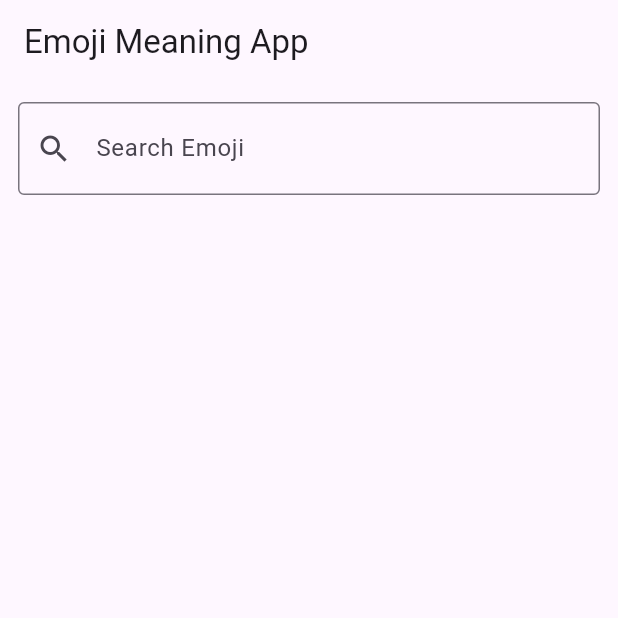
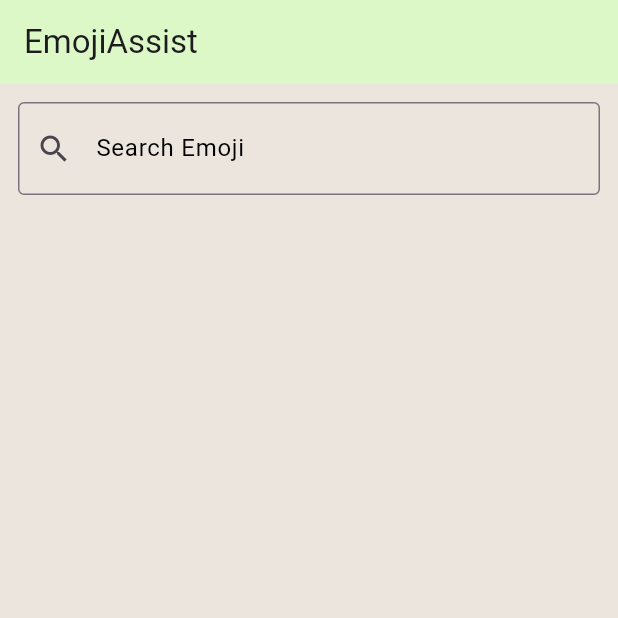
Before and after one commit to HelloZebra1133/emoji, a Flutter app: the screen it shows after launch, on a phone screen of 412 x 824 dp, the top half of it. Run offline on Flutter 3.47's test engine with Material 3 defaults, Android fonts, the phone set to English and light mode, and no system bars; our stand-ins replace video_player; project files that could hold a hidden picture were left out.

Commit message:
Commit 5

```diff
--- a/lib/emoji_list.dart
+++ /dev/null
@@ -1,535 +0,0 @@
-// emoji_list.dart
-final List<Map<String, String>> emojiList = [
-  {
-    'emoji': '😍',
-    'name': 'love',
-    'meaning': 'absolutely love',
-    'category': 'emotion faces',
-    'mood': 'love'
-  },
-  {
-    'emoji': '😊',
-    'name': 'smiling face',
-    'meaning': 'feeling happy',
-    'category': 'emotion faces',
-    'mood': 'happiness'
-  },
-  {
-    'emoji': '😂',
-    'name': 'laughing',
-    'meaning': 'laughing hard',
-    'category': 'emotion faces',
-    'mood': 'funny'
-  },
-  {
-    'emoji': '😎',
-    'name': 'sunglasses face',
-    'meaning': 'feeling cool and confident',
-    'category': 'emotion faces',
-    'mood': 'confidence'
-  },
-  {
-    'emoji': '🎊',
-    'name': 'confetti',
-    'meaning': 'celebrating something',
-    'category': 'celebration',
-    'mood': 'happiness'
-  },
-  {
-    'emoji': '🙂',
-    'name': 'slightly smiling face',
-    'meaning': 'feeling slightly happy',
-    'category': 'emotion faces',
-    'mood': 'happiness'
-  },
-  {
-    'emoji': '😄',
-    'name': 'big smile',
-    'meaning': 'feeling very happy',
-    'category': 'emotion faces',
-    'mood': 'happiness'
-  },
-  {
-    'emoji': '😅',
-    'name': 'laughing with sweat',
-    'meaning': 'laughing so hard I\'m sweating',
-  'category': 'emotion faces',
-    'mood': 'funny'
-  },
-  {
-    'emoji': '🤣',
-    'name': 'rolling on the floor laughing',
-    'meaning': 'laughing uncontrollably',
-    'category': 'emotion faces',
-    'mood': 'funny'
-  },
-  {
-    'emoji': '😉',
-    'name': 'winking face',
-    'meaning': 'being playful or mischievous',
-    'category': 'emotion faces',
-    'mood': 'playful'
-  },
-  {
-    'emoji': '😇',
-    'name': 'smiling face with halo',
-    'meaning': 'feeling innocent',
-    'category': 'emotion faces',
-    'mood': 'happiness'
-  },
-  {
-    'emoji': '😮',
-    'name': 'open mouth',
-    'meaning': 'feeling surprised or shocked',
-    'category': 'emotion faces',
-    'mood': 'surprise'
-  },
-  {
-    'emoji': '😲',
-    'name': 'astonished',
-    'meaning': 'feeling very surprised or shocked',
-    'category': 'emotion faces',
-    'mood': 'surprise'
-  },
-  {
-    'emoji': '😳',
-    'name': 'dismayed',
-    'meaning': 'feeling embarrassed or ashamed',
-    'category': 'emotion faces',
-    'mood': 'embarrassment'
-  },
-  {
-    'emoji': '🥺',
-    'name': 'pleading face',
-    'meaning': 'feeling sad or begging for something',
-    'category': 'emotion faces',
-    'mood': 'sadness'
-  },
-  {
-    'emoji': '😢',
-    'name': 'crying face',
-    'meaning': 'feeling very sad',
-    'category': 'emotion faces',
-    'mood': 'sadness'
-  },
-  {
-    'emoji': '😭',
-    'name': 'loudly crying face',
-    'meaning': 'feeling extremely sad',
-    'category': 'emotion faces',
-    'mood': 'sadness'
-  },
-  {
-    'emoji': '😥',
-    'name': 'disappointed face',
-    'meaning': 'feeling disappointed or upset',
-    'category': 'emotion faces',
-    'mood': 'disappointment'
-  },
-  {
-    'emoji': '😓',
-    'name': 'disappointed face with sweat',
-    'meaning': 'feeling disappointed and stressed',
-    'category': 'emotion faces',
-    'mood': 'disappointment'
-  },
-  {
-    'emoji': '😖',
-    'name': 'confounded face',
-    'meaning': 'feeling confused or upset',
-    'category': 'emotion faces',
-    'mood': 'confusion'
-  },
-  {
-    'emoji': '😠',
-    'name': 'angry face',
-    'meaning': 'feeling angry or mad',
-    'category': 'emotion faces',
-    'mood': 'anger'
-  },
-  {
-    'emoji': '😡',
-    'name': 'pouting face',
-    'meaning': 'feeling angry or annoyed',
-    'category': 'emotion faces',
-    'mood': 'anger'
-  },
-  {
-    'emoji': '🤬',
-    'name': 'face with symbols over mouth',
-    'meaning': 'feeling extremely angry',
-    'category': 'emotion faces',
-    'mood': 'anger'
-  },
-  {
-    'emoji': '🤯',
-    'name': 'face exploding',
-    'meaning': 'feeling overwhelmed or stressed',
-    'category': 'emotion faces',
-    'mood': 'surprise'
-  },
-  {
-    'emoji': '😵',
-    'name': 'dead face',
-    'meaning': 'faint or dead',
-    'category': 'emotion faces',
-    'mood': 'sickness'
-  },
-  {
-    'emoji': '🥴',
-    'name': 'face with crossed-out eyes',
-    'meaning': 'feeling dizzy or weird',
-    'category': 'emotion faces',
-    'mood': 'dizziness'
-  },
-  {
-    'emoji': '🤢',
-    'name': 'nauseated face',
-    'meaning': 'feeling nauseous or sick',
-    'category': 'emotion faces',
-    'mood': 'sickness'
-  },
-  {
-    'emoji': '🤮',
-    'name': 'vomiting face',
-    'meaning': 'feeling extremely nauseous',
-    'category': 'emotion faces',
-    'mood': 'sickness'
-  },
-  {
-    'emoji': '🤧',
-    'name': 'sneezing face',
-    'meaning': 'feeling sick with a cold',
-    'category': 'emotion faces',
-    'mood': 'sickness'
-  },
-  {
-    'emoji': '😷',
-    'name': 'face with medical mask',
-    'meaning': 'feeling sick or protecting oneself from illness',
-    'category': 'emotion faces',
-    'mood': 'sickness'
-  },
-  {
-    'emoji': '🤒',
-    'name': 'face with thermometer',
-    'meaning': 'feeling sick with a fever',
-    'category': 'emotion faces',
-    'mood': 'sickness'
-  },
-  {
-    'emoji': '🤕',
-    'name': 'face with bandage',
-    'meaning': 'feeling injured or hurt',
-    'category': 'emotion faces',
-    'mood': 'sickness'
-  },
-  {
-    'emoji': '😵‍💫',
-    'name': 'face with spiral eyes',
-    'meaning': 'feeling dizzy or disoriented',
-    'category': 'emotion faces',
-    'mood': 'dizziness'
-  },
-  {
-    'emoji': '😶',
-    'name': 'mouthless face',
-    'meaning': 'feeling silent or speechless',
-    'category': 'emotion faces',
-    'mood': 'silence'
-  },
-  {
-    'emoji': '🤐',
-    'name': 'face with zipper in mouth',
-    'meaning': 'feeling silent or keeping a secret',
-    'category': 'emotion faces',
-    'mood': 'silence'
-  },
-  {
-    'emoji': '🤫',
-    'name': 'shushing face',
-    'meaning': 'feeling quiet or asking someone to be quiet',
-    'category': 'emotion faces',
-    'mood': 'silence'
-  },
-  {
-    'emoji': '😲',
-    'name': 'astonished',
-    'meaning': 'feeling very surprised or shocked',
-    'category': 'emotion faces',
-    'mood': 'surprise'
-  },
-  {
-    'emoji': '😳',
-    'name': 'dismayed',
-    'meaning': 'feeling embarrassed or ashamed',
-    'category': 'emotion faces',
-    'mood': 'embarrassed'
-  },
-  {
-    'emoji': '🥺',
-    'name': 'pleading face',
-    'meaning': 'feeling sad or begging for something',
-    'category': 'emotion faces',
-    'mood': 'sadness'
-  },
-  {
-    'emoji': '😢',
-    'name': 'crying face',
-    'meaning': 'feeling very sad',
-    'category': 'emotion faces',
-    'mood': 'sadness'
-  },
-  {
-    'emoji': '👍',
-    'name': 'thumbs up',
-    'meaning': 'showing approval or agreement',
-    'category': 'hand gestures',
-    'mood': 'approval'
-  },
-  {
-    'emoji': '👎',
-    'name': 'thumbs down',
-    'meaning': 'showing disapproval or disagreement',
-    'category': 'hand gestures',
-    'mood': 'disapproval'
-  },
-  {
-    'emoji': '❤️',
-    'name': 'red heart',
-    'meaning': 'love or affection',
-    'category': 'symbols',
-    'mood': 'love'
-  },
-  {
-    'emoji': '🙏',
-    'name': 'folded hands',
-    'meaning': 'showing gratitude or a prayer gesture',
-    'category': 'hand gestures',
-    'mood': 'gratitude'
-  },
-  {
-    'emoji': '👏',
-    'name': 'clapping hands',
-    'meaning': 'applause or appreciation',
-    'category': 'hand gestures',
-    'mood': 'approval'
-  },
-  {
-    'emoji': '💪',
-    'name': 'flexed biceps',
-    'meaning': 'strength or showing off muscles',
-    'category': 'hand gestures',
-    'mood': 'strength'
-  },
-  {
-    'emoji': '👋',
-    'name': 'waving hand',
-    'meaning': 'greeting or saying goodbye',
-    'category': 'hand gestures',
-    'mood': 'greeting'
-  },
-  {
-    'emoji': '😴',
-    'name': 'sleeping face',
-    'meaning': 'feeling sleepy or going to bed',
-    'category': 'emotion faces',
-    'mood': 'sleepiness'
-  },
-  {
-    'emoji': '💤',
-    'name': 'sleeping symbol',
-    'meaning': 'showing sleep or relaxation',
-    'category': 'symbols',
-    'mood': 'sleepiness'
-  },
-  {
-    'emoji': '🍔',
-    'name': 'burger',
-    'meaning': 'refers to food or eating',
-    'category': 'food',
-    'mood': 'hunger'
-  },
-  {
-    'emoji': '☕',
-    'name': 'coffee',
-    'meaning': 'drinking coffee or waking up',
-    'category': 'food',
-    'mood': 'relaxation'
-  },
-  {
-    'emoji': '🚶',
-    'name': 'walking',
-    'meaning': 'going for a walk',
-    'category': 'movement',
-    'mood': 'exercise'
-  },
-  {
-    'emoji': '🚗',
-    'name': 'car',
-    'meaning': 'traveling or driving',
-    'category': 'movement',
-    'mood': 'transport'
-  },
-  {
-    'emoji': '🎂',
-    'name': 'birthday cake',
-    'meaning': 'celebrating a birthday or occasion',
-    'category': 'celebration',
-    'mood': 'happiness'
-  },
-  {
-    'emoji': '🎉',
-    'name': 'party popper',
-    'meaning': 'celebrating an event',
-    'category': 'celebration',
-    'mood': 'happiness'
-  },
-  {
-    'emoji': '❤️‍🔥',
-    'name': 'heart on fire',
-    'meaning': 'passionate love or intense emotion',
-    'category': 'symbols',
-    'mood': 'love'
-  },
-  {
-    'emoji': '😘',
-    'name': 'blowing a kiss',
-    'meaning': 'sending love',
-    'category': 'emotion faces',
-    'mood': 'love'
-  },
-  {
-    'emoji': '🥰',
-    'name': 'loved face',
-    'meaning': 'feeling loved',
-    'category': 'emotion faces',
-    'mood': 'love'
-  },
-  {
-    'emoji': '😚',
-    'name': 'kissing face',
-    'meaning': 'sending love or kissing',
-    'category': 'emotion faces',
-    'mood': 'love'
-  },
-  {
-    'emoji': '🌞',
-    'name': 'sun with face',
-    'meaning': 'bright and happy weather',
-    'category': 'nature',
-    'mood': 'cheerful'
-  },
-  {
-    'emoji': '🌧️',
-    'name': 'cloud with rain',
-    'meaning': 'rainy or gloomy weather',
-    'category': 'nature',
-    'mood': 'sadness'
-  },
-  {
-    'emoji': '🌈',
-    'name': 'rainbow',
-    'meaning': 'hope and happiness after rain',
-    'category': 'nature',
-    'mood': 'happiness'
-  },
-  {
-    'emoji': '🔥',
-    'name': 'fire',
-    'meaning': 'something is burning or very hot',
-    'category': 'nature',
-    'mood': 'heat'
-  },
-  {
-    'emoji': '💧',
-    'name': 'droplet',
-    'meaning': 'water or a small amount of liquid',
-    'category': 'nature',
-    'mood': 'cool'
-  },
-  {
-    'emoji': '🎁',
-    'name': 'gift',
-    'meaning': 'a present or something given to celebrate',
-    'category': 'celebration',
-    'mood': 'celebratory'
-  },
-  {
-    'emoji': '🎈',
-    'name': 'balloon',
-    'meaning': 'celebration or party decoration',
-    'category': 'celebration',
-    'mood': 'child-like'
-  },
-  {
-    'emoji': '💼',
-    'name': 'briefcase',
-    'meaning': 'work or business',
-    'category': 'business',
-    'mood': 'professional'
-  },
-  {
-    'emoji': '📚',
-    'name': 'books',
-    'meaning': 'reading or studying',
-    'category': 'business',
-    'mood': 'academic'
-  },
-  {
-    'emoji': '🕰️',
-    'name': 'mantelpiece clock',
-    'meaning': 'time or something that’s been around for a while',
-    'category': 'objects',
-    'mood': 'nostalgic'
-  },
-  {
-    'emoji': '🛋️',
-    'name': 'couch and lamp',
-    'meaning': 'relaxing or home comfort',
-    'category': 'objects',
-    'mood': 'cozy'
-  },
-  {
-    'emoji': '🎮',
-    'name': 'video game',
-    'meaning': 'playing games or gaming',
-    'category': 'activities',
-    'mood': 'fun'
-  },
-  {
-    'emoji': '🏆',
-    'name': 'trophy',
-    'meaning': 'winning or achieving something',
-    'category': 'symbols',
-    'mood': 'achievement'
-  },
-  {
-    'emoji': '🚀',
-    'name': 'rocket',
-    'meaning': 'going on a journey or achieving new heights',
-    'category': 'objects',
-    'mood': 'exciting'
-  },
-  {
-    'emoji': '🌟',
-    'name': 'star',
-    'meaning': 'something special or outstanding',
-    'category': 'symbols',
-    'mood': 'bright'
-  },
-  {
-    'emoji': '🌹',
-    'name': 'rose',
-    'meaning': 'beauty or love',
-    'category': 'nature',
-    'mood': 'romantic'
-  },
-  {
-    'emoji': '🍎',
-    'name': 'apple',
-    'meaning': 'a healthy fruit or the start of something new',
-    'category': 'food',
-    'mood': 'healthy'
-  },
-];
--- a/lib/main.dart
+++ b/lib/main.dart
@@ -1,4 +1,4 @@
-import 'package:emoji/video_player.dart';
+import 'package:emoji_assist/video_player.dart';
 import 'package:flutter/material.dart';
 import 'dart:convert'; // Import for JSON parsing
 import 'package:flutter/services.dart' show Clipboard, ClipboardData, rootBundle;
@@ -13,14 +13,36 @@ class EmojiApp extends StatelessWidget {
   @override
   Widget build(BuildContext context) {
     return MaterialApp(
-      title: 'Emoji Meaning App',
+      title: 'EmojiAssist',
       theme: ThemeData(
-        primarySwatch: Colors.blue,
+        primaryColor: const Color(0xffdcf8c6), // Custom primary color
+        scaffoldBackgroundColor: const Color(0xffece5dd), // Background color
+        appBarTheme: const AppBarTheme(
+          color: Color(0xffdcf8c6), // Top bar color
+        ),
+        inputDecorationTheme: const InputDecorationTheme(
+          focusedBorder: OutlineInputBorder(
+            borderSide: BorderSide(
+              color: Color(0xff504e4e), // Custom color for the active border
+              width: 2.0,
+            ),
+          ),
+          labelStyle: TextStyle(
+            color: Color(0xff000000), // Custom color for the label when focused
+          ),
+
+        ),
+        listTileTheme: const ListTileThemeData(
+          tileColor: Color(0xffece5dd), // Remove white lines by matching the background color
+          selectedTileColor: Color(0xffdcf8c6), // Optional: custom selected tile color
+        ),
+        dividerColor: Colors.transparent, // Set divider color to transparent to remove dividers
       ),
       home: const EmojiCategoriesScreen(),
     );
   }
 }
+
 
 class EmojiCategoriesScreen extends StatefulWidget {
   const EmojiCategoriesScreen({super.key});
@@ -214,6 +236,7 @@ class _EmojiCategoriesScreenState extends State<EmojiCategoriesScreen> {
       context: context,
       builder: (BuildContext context) {
         return AlertDialog(
+          backgroundColor: Color(0xffece5dd),
           title: Text(
             'Names $emojiCode',
             style: _emojiTextStyle,
@@ -271,6 +294,7 @@ class _EmojiCategoriesScreenState extends State<EmojiCategoriesScreen> {
       context: context,
       builder: (BuildContext context) {
         return AlertDialog(
+          backgroundColor: Color(0xffece5dd),
           title: Text(
             'Emoji Copied! $emojiCode',
             style: _emojiTextStyle.copyWith(fontSize: 24),
@@ -315,6 +339,7 @@ class _EmojiCategoriesScreenState extends State<EmojiCategoriesScreen> {
       context: context,
       builder: (BuildContext context) {
         return AlertDialog(
+          backgroundColor: Color(0xffece5dd),
           title: const Text('How to Paste the Emoji'),
           content: SizedBox(
             height: 200, // Adjust height as needed
@@ -360,7 +385,8 @@ class _EmojiCategoriesScreenState extends State<EmojiCategoriesScreen> {
   Widget build(BuildContext context) {
     return Scaffold(
       appBar: AppBar(
-        title: const Text('Emoji Meaning App'),
+        scrolledUnderElevation: 0,
+        title: const Text('EmojiAssist'),
       ),
       body: Column(
         children: [
```
Also changed, not shown: pubspec.yaml (+11 -2 lines), assets/icons/emojiAssist.png (added), pubspec.lock, 30 other files.
